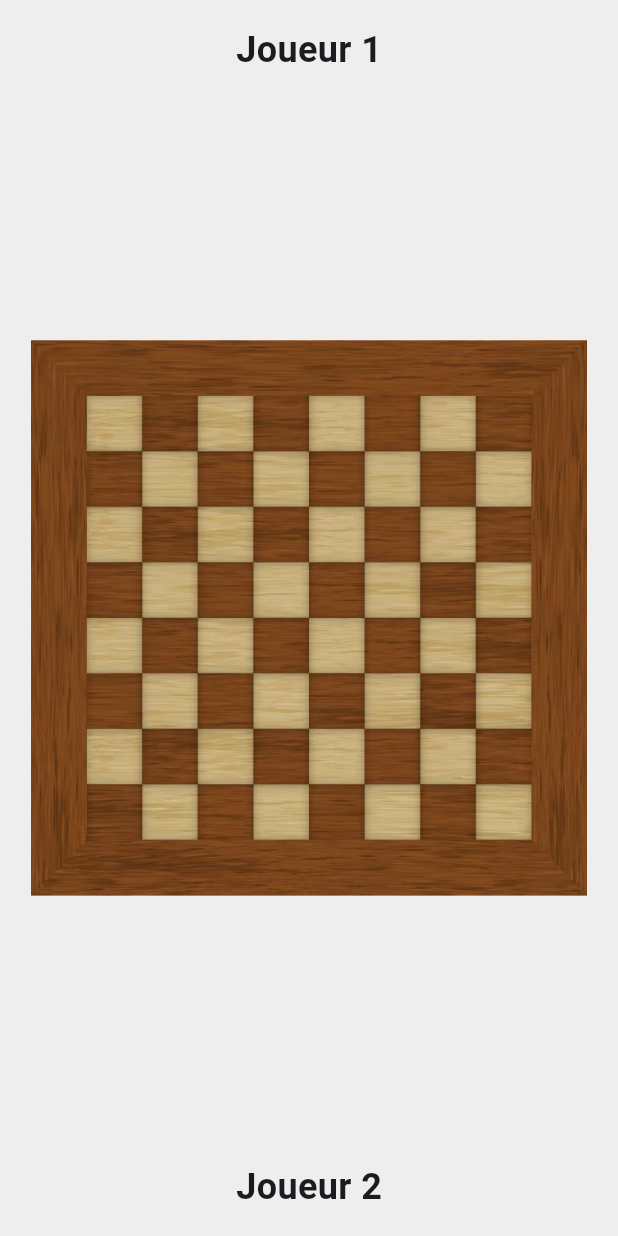
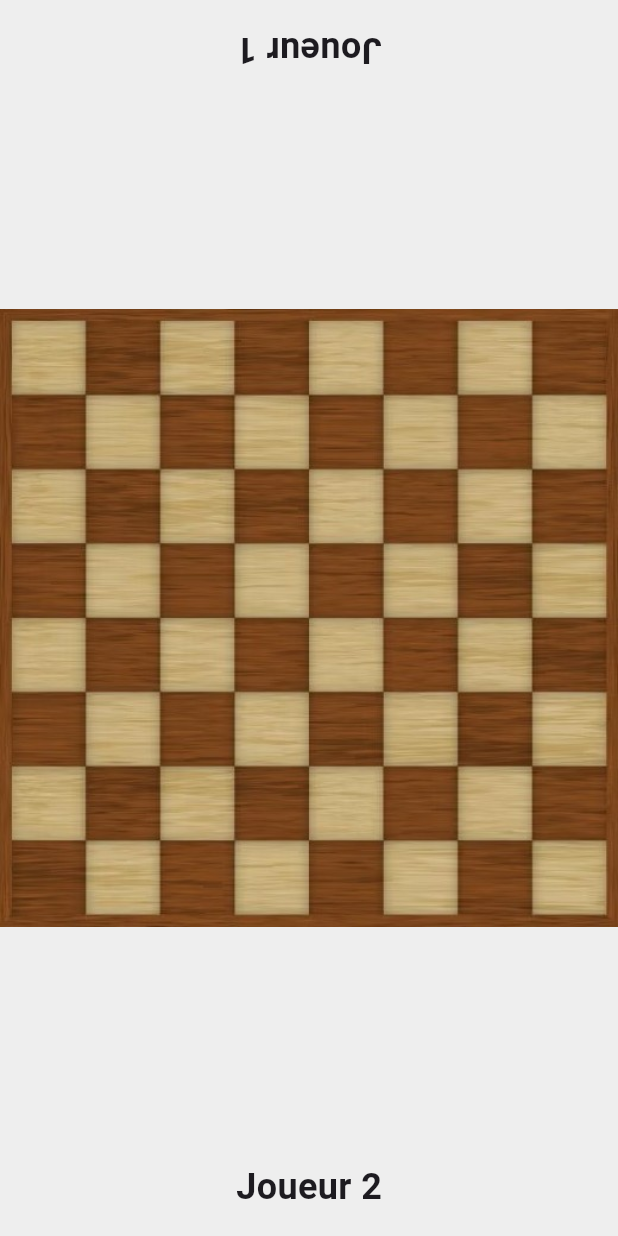
Before and after one commit to tiziolala/ChessInsa, a Flutter app: the screen it shows after launch, on a phone screen of 412 x 824 dp. Run offline on Flutter 3.47's test engine with Material 3 defaults, Android fonts, the phone set to English and light mode, and no system bars.

Commit message:
Sauvegarde des modifications avant changement de branche

```diff
--- a/lib/main.dart
+++ b/lib/main.dart
@@ -1,11 +1,11 @@
 import 'package:flutter/material.dart';
 
 void main() {
-  runApp(const ChessApp());
+  runApp(const MyApp());
 }
 
-class ChessApp extends StatelessWidget {
-  const ChessApp({super.key});
+class MyApp extends StatelessWidget {
+  const MyApp({super.key});
 
   @override
   Widget build(BuildContext context) {
@@ -26,27 +26,32 @@ class ChessScreen extends StatelessWidget {
       body: Column(
         mainAxisAlignment: MainAxisAlignment.center,
         children: [
-          _buildPlayerName("Joueur 1"),
+          _buildPlayerName("Joueur 1", true),
           Expanded(
             child: Center(
               child: Image.asset(
-                'assets/echiquier.jpg',
-                width: MediaQuery.of(context).size.width * 0.9,
+                'assets/echiquier_crop.jpg',
+                width: MediaQuery.of(context).size.width,
+                fit: BoxFit.cover,
               ),
             ),
           ),
-          _buildPlayerName("Joueur 2"),
+          _buildPlayerName("Joueur 2", false),
         ],
       ),
     );
   }
 
-  Widget _buildPlayerName(String name) {
+  Widget _buildPlayerName(String name, bool flip) {
     return Padding(
       padding: const EdgeInsets.all(16.0),
-      child: Text(
-        name,
-        style: const TextStyle(fontSize: 24, fontWeight: FontWeight.bold),
+      child: Transform(
+        alignment: Alignment.center,
+        transform: flip ? Matrix4.rotationX(3.1416) * Matrix4.rotationY(3.1416) : Matrix4.identity(),
+        child: Text(
+          name,
+          style: const TextStyle(fontSize: 24, fontWeight: FontWeight.bold),
+        ),
       ),
     );
   }
--- a/pubspec.yaml
+++ b/pubspec.yaml
@@ -57,7 +57,8 @@ flutter:
   # the material Icons class.
   uses-material-design: true
   assets:
-    - assets/echiquier.jpg
+    #- assets/echiquier.jpg
+    - assets/echiquier_crop.jpg
 
   # To add assets to your application, add an assets section, like this:
   # assets:
```
Also changed, not shown: assets/echiquier.jpg (deleted), assets/echiquier_crop.jpg (added), 1 other file.
